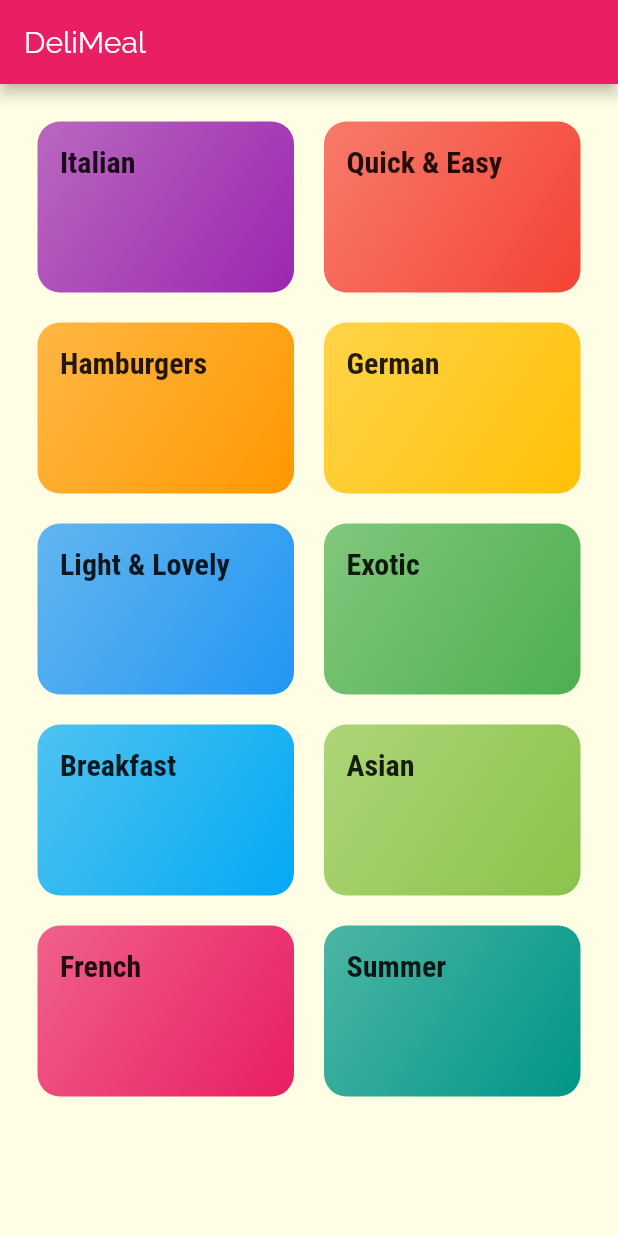
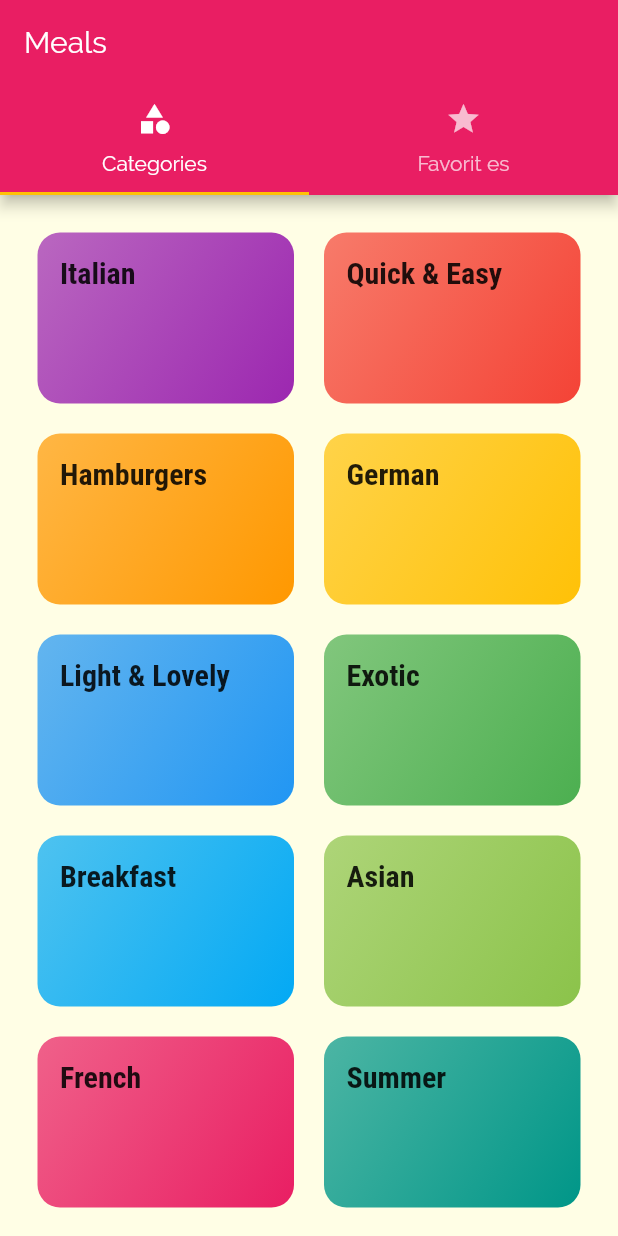
Before and after one commit to Arielliv/flutter_course, a Flutter app: the screen it shows after launch, on a phone screen of 412 x 824 dp. Run offline on Flutter 3.47's test engine with Material 2 defaults, Android fonts, the phone set to English and light mode, and no system bars.

Commit message:
new tabs screen on top

```diff
--- a/module_3/lib/main.dart
+++ b/module_3/lib/main.dart
@@ -2,6 +2,7 @@ import 'package:flutter/material.dart';
 import 'package:module_3/screens/meal_detail_screen.dart';
 import './screens/categories_screen.dart';
 import './screens/category_meals_screen.dart';
+import './screens/tabs_sceen.dart';
 
 void main() => runApp(MyApp());
 
@@ -28,7 +29,7 @@ class MyApp extends StatelessWidget {
                 fontWeight: FontWeight.bold,
               ))),
       routes: {
-        '/': (ctx) => CategoriesScreen(),
+        '/': (ctx) => TabsScreen(),
         CategoryMealsSceen.routeName: (ctx) => CategoryMealsSceen(),
         MealDetailScreen.routeName: (ctx) => MealDetailScreen(),
       },
--- a/module_3/lib/screens/categories_screen.dart
+++ b/module_3/lib/screens/categories_screen.dart
@@ -6,11 +6,7 @@ import '../widgets/category_item.dart';
 class CategoriesScreen extends StatelessWidget {
   @override
   Widget build(BuildContext context) {
-    return Scaffold(
-      appBar: AppBar(
-        title: const Text('DeliMeal'),
-      ),
-      body: GridView(
+    return GridView(
       padding: const EdgeInsets.all(25),
       children: DUMMY_CATEGORIES
           .map((catergoryData) => CategoryItem(
@@ -25,7 +21,6 @@ class CategoriesScreen extends StatelessWidget {
         crossAxisSpacing: 20,
         mainAxisSpacing: 20,
       ),
-      ),
     );
   }
 }
--- /dev/null
+++ b/module_3/lib/screens/favorites_screen.dart
@@ -0,0 +1,10 @@
+import 'package:flutter/material.dart';
+
+class FavoritesScreen extends StatelessWidget {
+  @override
+  Widget build(BuildContext context) {
+    return Center(
+      child: Text('The Favorites'),
+    );
+  }
+}
--- /dev/null
+++ b/module_3/lib/screens/tabs_sceen.dart
@@ -0,0 +1,39 @@
+import 'package:flutter/material.dart';
+import './favorites_screen.dart';
+import './categories_screen.dart';
+
+class TabsScreen extends StatefulWidget {
+  @override
+  _TabsScreenState createState() => _TabsScreenState();
+}
+
+class _TabsScreenState extends State<TabsScreen> {
+  @override
+  Widget build(BuildContext context) {
+    return DefaultTabController(
+      length: 2,
+      // initialIndex: 1,
+      child: Scaffold(
+        appBar: AppBar(
+          title: Text('Meals'),
+          bottom: TabBar(
+            tabs: <Widget>[
+              Tab(
+                icon: Icon(Icons.category),
+                text: 'Categories',
+              ),
+              Tab(
+                icon: Icon(Icons.star),
+                text: 'Favorit es',
+              ),
+            ],
+          ),
+        ),
+        body: TabBarView(children: <Widget>[
+          CategoriesScreen(),
+          FavoritesScreen(),
+        ],),
+      ),
+    );
+  }
+}
```
Lines whose indentation alone changed are shown as unchanged.
